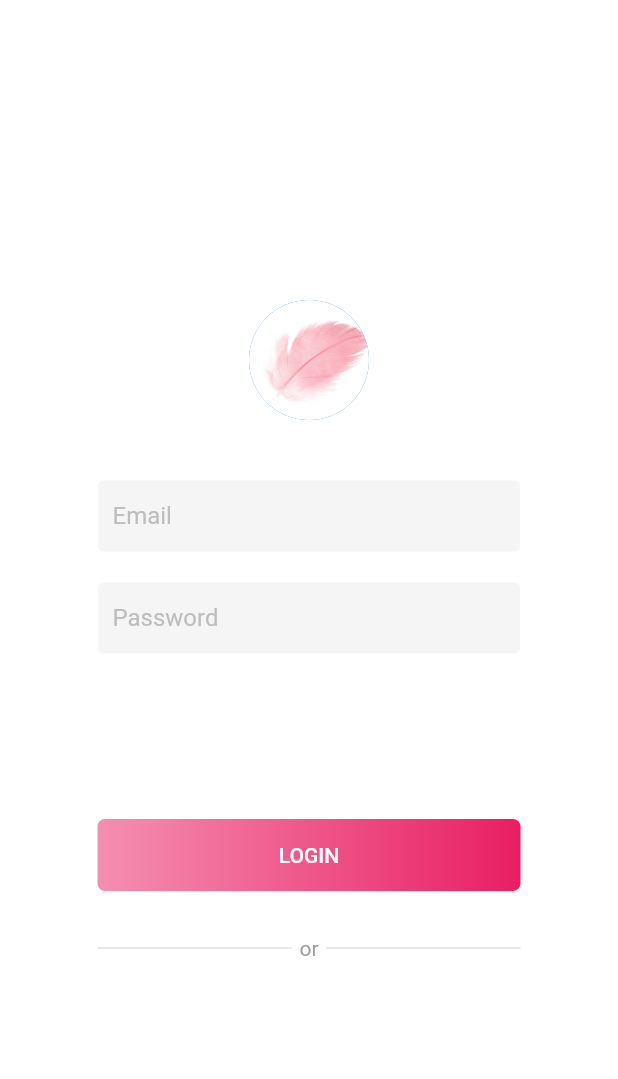
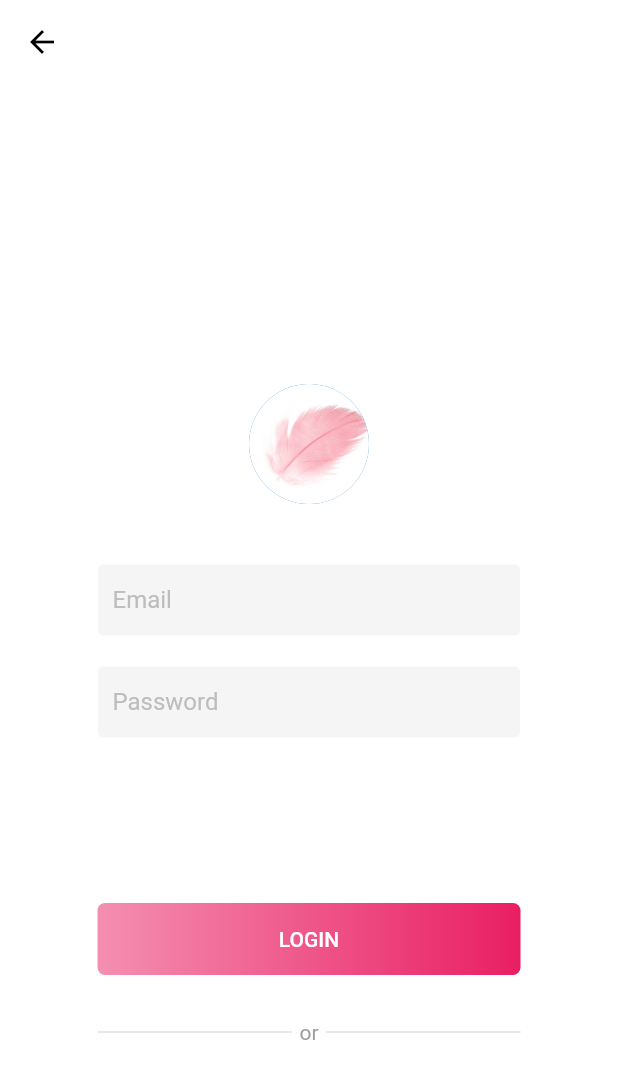
Before and after one commit to 7idea/Sanitary_Pad, a Flutter app: the screen it shows after launch, after a tap on "LOGIN", on a phone screen of 412 x 824 dp. Shown: the top 1079 px of the screen. Run offline on Flutter 3.47's test engine with Material 2 defaults, Android fonts, the phone set to English and light mode, and no system bars; missing offline and left inert: flutter_line_sdk.

Commit message:
Navigation ในหน้า LoginOrRegister, Login and Register

```diff
--- a/lib/main.dart
+++ b/lib/main.dart
@@ -4,7 +4,7 @@ import 'package:san/routes.dart';
 import 'package:san/screens/Login/login.dart';
 import 'package:san/screens/LoginOrRegister/login_or_register.dart';
 import 'package:san/screens/Register/register.dart';
-import 'package:san/screens/Splash_Screen/splash_screen.dart';
+import 'package:san/screens/Splash_Screen/index.dart';
 
 // import 'package:san/screens/HomeScreens/product_card.dart';
 import 'dart:convert'; //json.decode
@@ -59,7 +59,7 @@ class MyApp extends StatelessWidget {
       // routes: routes,
       initialRoute: SplashScreen.routeName,
       debugShowCheckedModeBanner: false,
-      home: Login(),
+      home: LoginOrRegister(),
       // home: (LineLogin()),
       // home:Profile(
       //   idTokenState: 'none',
--- a/lib/routes.dart
+++ b/lib/routes.dart
@@ -1,6 +1,6 @@
 import 'package:flutter/widgets.dart';
 import 'package:san/screens/Home/home_product.dart';
-import 'package:san/screens/Splash_Screen/splash_screen.dart';
+import 'package:san/screens/Splash_Screen/index.dart';
 import 'package:san/screens/Profile/profile.dart';
 
 final Map<String, WidgetBuilder> routes = {
--- a/lib/screens/Login/login.dart
+++ b/lib/screens/Login/login.dart
@@ -4,6 +4,13 @@ class Login extends StatelessWidget {
   @override
   Widget build(BuildContext context) {
     return Scaffold(
+      appBar: AppBar(
+        elevation: 0,
+        backgroundColor: Colors.white,
+        iconTheme: IconThemeData(
+          color: Colors.black,
+        ),
+      ),
       body: Container(
         height: MediaQuery.of(context).size.height - 50,
         width: double.infinity,
```
Also changed, not shown: lib/screens/LoginOrRegister/login_or_register.dart (+21 -4 lines), lib/screens/Register/register.dart (+7 -0 lines), lib/screens/Splash_Screen/body.dart (+4 -4 lines), lib/screens/Splash_Screen/index.dart (renamed from lib/screens/Splash_Screen/splash_screen.dart).
